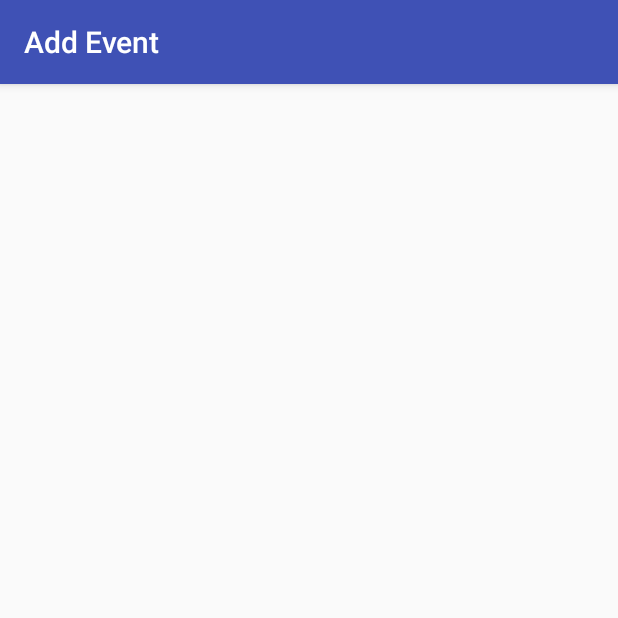
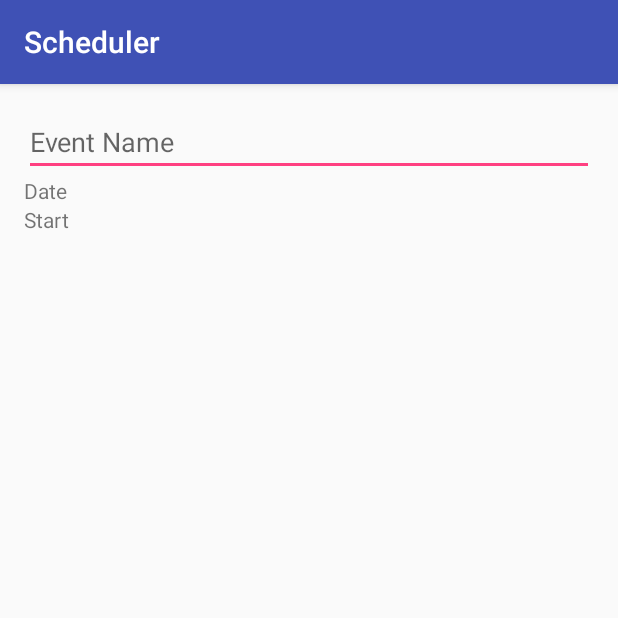
Before and after one commit to emeraldvision/Android-Scheduler, an Android app: the NewEventActivity screen opened directly, with no data from a screen before it, on a phone screen of 412 x 824 dp, the top half of it. Run offline under Robolectric (Android 15) with nearby library versions, the phone set to English and light mode, and no system bars.

Commit message:
New Event activity, in progress

```diff
--- a/app/src/main/java/com/emeraldvision/scheduler/NewEventActivity.java
+++ b/app/src/main/java/com/emeraldvision/scheduler/NewEventActivity.java
@@ -1,5 +1,6 @@
 package com.emeraldvision.scheduler;
 
+import android.support.v7.app.ActionBar;
 import android.support.v7.app.AppCompatActivity;
 import android.os.Bundle;
 
@@ -9,6 +10,6 @@ public class NewEventActivity extends AppCompatActivity {
     protected void onCreate(Bundle savedInstanceState) {
         super.onCreate(savedInstanceState);
         setContentView(R.layout.activity_new_event);
-        getSupportActionBar().setTitle("Add Event");
+        }
     }
 }
--- a/app/src/main/res/layout/activity_new_event.xml
+++ b/app/src/main/res/layout/activity_new_event.xml
@@ -10,4 +10,27 @@
     android:paddingTop="@dimen/activity_vertical_margin"
     tools:context="com.emeraldvision.scheduler.NewEventActivity">
 
+    <LinearLayout
+        android:layout_width="match_parent"
+        android:layout_height="match_parent"
+        android:orientation="vertical">
+
+        <EditText
+            android:layout_width="match_parent"
+            android:layout_height="wrap_content"
+            android:hint="@string/event" />
+
+        <TextView
+            android:layout_width="match_parent"
+            android:layout_height="wrap_content"
+            android:text="@string/date" />
+
+        <TextView
+            android:layout_width="match_parent"
+            android:layout_height="wrap_content"
+            android:text="@string/start" />
+
+
+    </LinearLayout>
+
 </RelativeLayout>
--- a/app/src/main/res/values/strings.xml
+++ b/app/src/main/res/values/strings.xml
@@ -1,4 +1,6 @@
 <resources>
     <string name="app_name">Scheduler</string>
-    <string name="event">Event</string>
+    <string name="event">Event Name</string>
+    <string name="date">Date</string>
+    <string name="start">Start</string>
 </resources>
```
